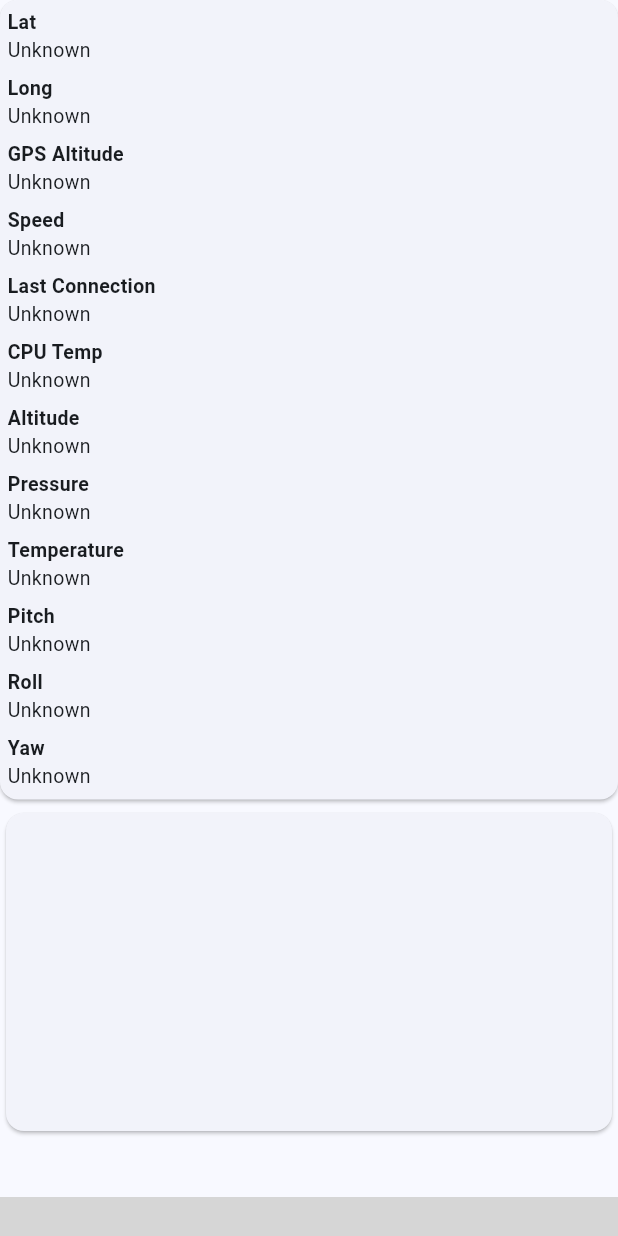
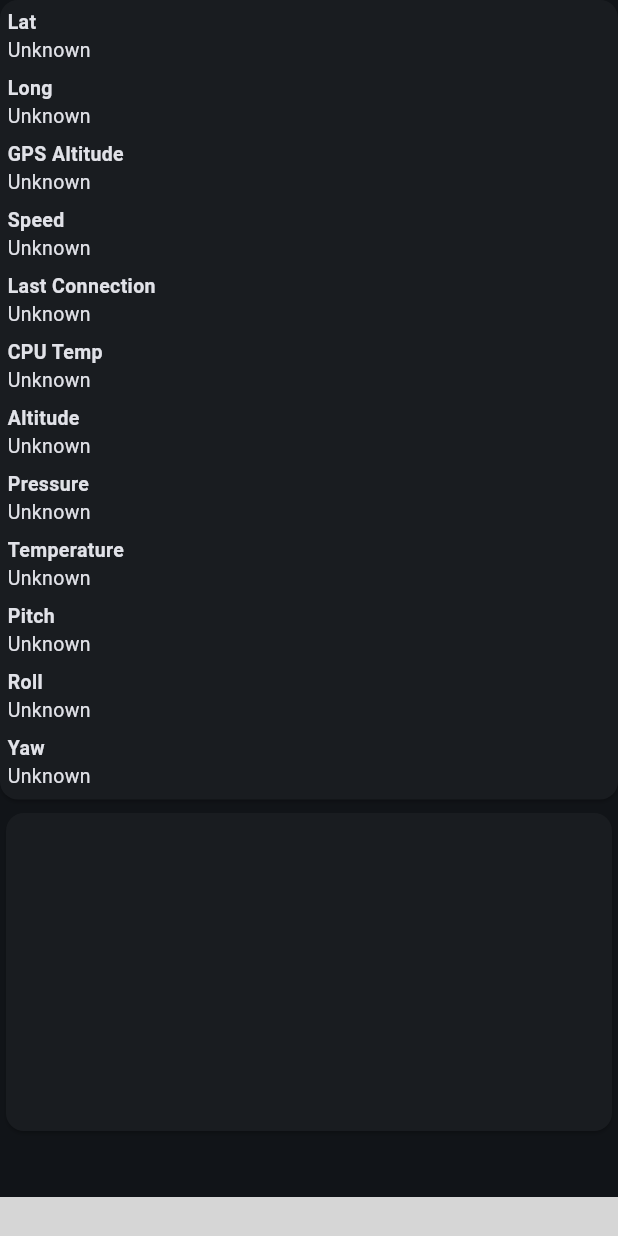
Before and after one commit to tronxi/real-time-tracking-system, a Flutter app: the screen it shows after launch, on a phone screen of 412 x 824 dp. Run offline on Flutter 3.47's test engine with Material 3 defaults, Android fonts, the phone set to English and light mode, and no system bars; our stand-ins replace fl_chart, flutter_bloc, flutter_compass, flutter_map, geolocator, latlong2 and 2 more; missing offline and left inert: dart:ui_web, flutter_map_cancellable_tile_provider, split_view, stomp_dart_client, three_js, three_js_math; statements that could not run were skipped; grey boxes are pictures that could not be loaded.

Commit message:
dark mode

```diff
--- a/dashboard/lib/main.dart
+++ b/dashboard/lib/main.dart
@@ -23,7 +23,8 @@ class MyApp extends StatelessWidget {
       title: 'Real Time Tracking System Dashboard',
       debugShowCheckedModeBanner: false,
       theme: ThemeData(
-        colorScheme: ColorScheme.fromSeed(seedColor: Colors.blue),
+        colorScheme: ColorScheme.fromSeed(
+            seedColor: Colors.blue, brightness: Brightness.dark),
         useMaterial3: true,
       ),
       home: const Scaffold(
```
